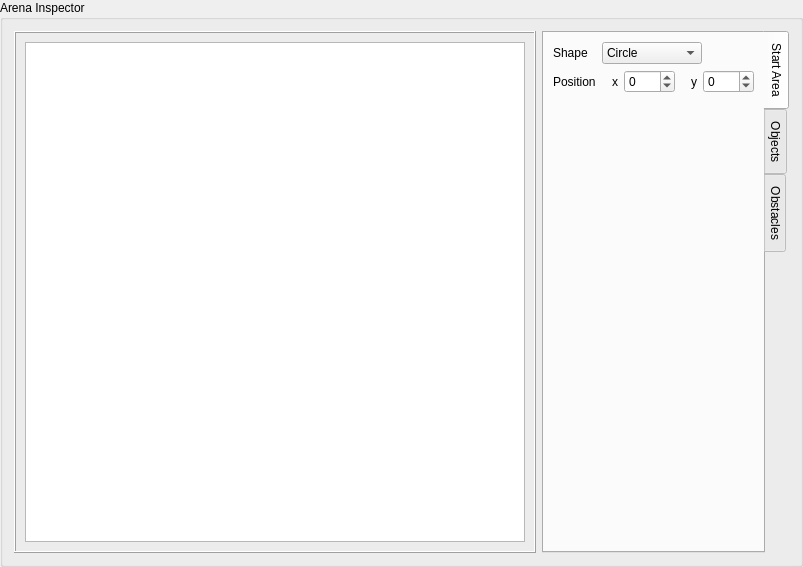
This is resources/ui/ArenaInspector.ui in nicolasseznec/PROJ-H402_SkillWizard as Qt 5 draws it before an edit. The edited form follows.
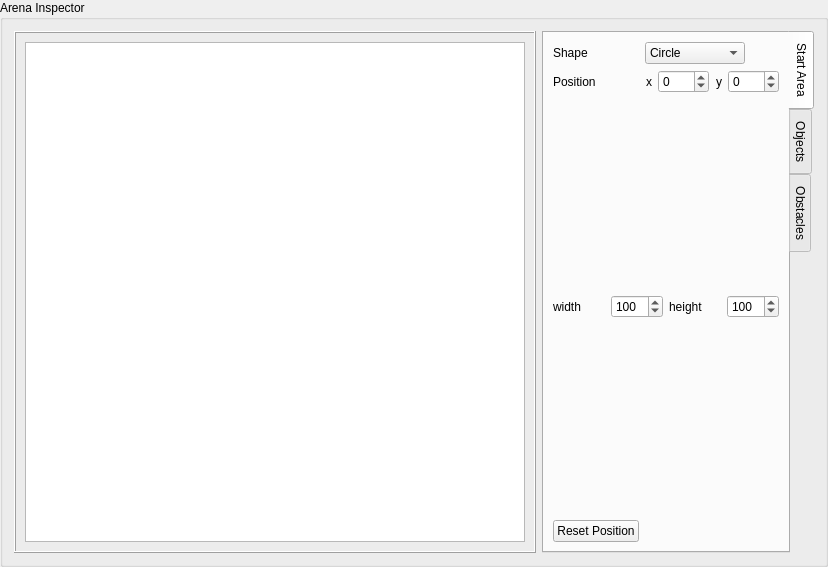
This is the edited form. The open tabs and pages were chosen to show the change.

Commit message: Added Start Area PropertiesÃ

```diff
--- a/resources/ui/ArenaInspector.ui
+++ b/resources/ui/ArenaInspector.ui
@@ -186,6 +186,127 @@
          </layout>
         </widget>
        </item>
+       <item row="5" column="0">
+        <widget class="QPushButton" name="StartAreaReset">
+         <property name="text">
+          <string>Reset Position</string>
+         </property>
+        </widget>
+       </item>
+       <item row="4" column="0" colspan="2">
+        <widget class="QStackedWidget" name="StartAreaDimensionSettings">
+         <property name="currentIndex">
+          <number>0</number>
+         </property>
+         <widget class="QWidget" name="CirclePage">
+          <layout class="QHBoxLayout" name="horizontalLayout_4">
+           <property name="leftMargin">
+            <number>0</number>
+           </property>
+           <property name="topMargin">
+            <number>0</number>
+           </property>
+           <property name="rightMargin">
+            <number>0</number>
+           </property>
+           <property name="bottomMargin">
+            <number>0</number>
+           </property>
+           <item>
+            <widget class="QLabel" name="label_6">
+             <property name="text">
+              <string>Radius</string>
+             </property>
+            </widget>
+           </item>
+           <item>
+            <widget class="QSpinBox" name="StartAreaRadius">
+             <property name="maximum">
+              <number>250</number>
+             </property>
+             <property name="value">
+              <number>50</number>
+             </property>
+            </widget>
+           </item>
+          </layout>
+         </widget>
+         <widget class="QWidget" name="RectanglePage">
+          <layout class="QHBoxLayout" name="horizontalLayout_3">
+           <property name="leftMargin">
+            <number>0</number>
+           </property>
+           <property name="topMargin">
+            <number>0</number>
+           </property>
+           <property name="rightMargin">
+            <number>0</number>
+           </property>
+           <property name="bottomMargin">
+            <number>0</number>
+           </property>
+           <item>
+            <widget class="QLabel" name="label_5">
+             <property name="sizePolicy">
+              <sizepolicy hsizetype="Preferred" vsizetype="Preferred">
+               <horstretch>1</horstretch>
+               <verstretch>0</verstretch>
+              </sizepolicy>
+             </property>
+             <property name="text">
+              <string>width</string>
+             </property>
+            </widget>
+           </item>
+           <item>
+            <widget class="QSpinBox" name="StartAreaWidth">
+             <property name="sizePolicy">
+              <sizepolicy hsizetype="Minimum" vsizetype="Fixed">
+               <horstretch>1</horstretch>
+               <verstretch>0</verstretch>
+              </sizepolicy>
+             </property>
+             <property name="maximum">
+              <number>500</number>
+             </property>
+             <property name="value">
+              <number>100</number>
+             </property>
+            </widget>
+           </item>
+           <item>
+            <widget class="QLabel" name="label_7">
+             <property name="sizePolicy">
+              <sizepolicy hsizetype="Preferred" vsizetype="Preferred">
+               <horstretch>1</horstretch>
+               <verstretch>0</verstretch>
+              </sizepolicy>
+             </property>
+             <property name="text">
+              <string>height</string>
+             </property>
+            </widget>
+           </item>
+           <item>
+            <widget class="QSpinBox" name="StartAreaHeight">
+             <property name="sizePolicy">
+              <sizepolicy hsizetype="Minimum" vsizetype="Fixed">
+               <horstretch>1</horstretch>
+               <verstretch>0</verstretch>
+              </sizepolicy>
+             </property>
+             <property name="maximum">
+              <number>500</number>
+             </property>
+             <property name="value">
+              <number>100</number>
+             </property>
+            </widget>
+           </item>
+          </layout>
+         </widget>
+        </widget>
+       </item>
       </layout>
      </widget>
      <widget class="QWidget" name="tab_2">
```
Left out of the diff: 25 changed lines with no effect on the pictures. The commit also changes 1 other file.
